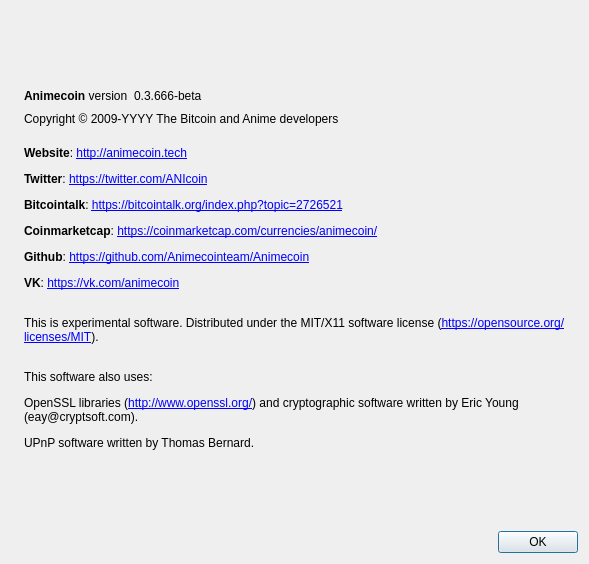
Above: src/qt/forms/aboutdialog.ui from Animecointeam/Animecoin before the change. Below: the same form after it.
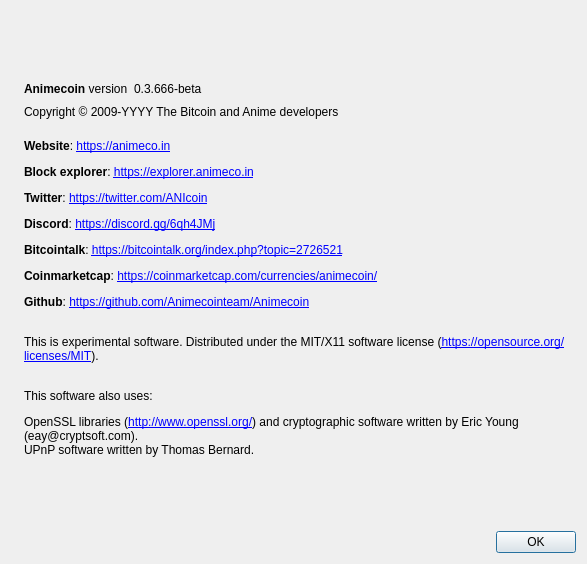
That is the form after the change. Icons and pictures are not drawn.

```diff
--- a/src/qt/forms/aboutdialog.ui
+++ b/src/qt/forms/aboutdialog.ui
@@ -6,7 +6,7 @@
    <rect>
     <x>0</x>
     <y>0</y>
-    <width>589</width>
+    <width>587</width>
     <height>564</height>
    </rect>
   </property>
@@ -125,7 +125,7 @@
         <cursorShape>IBeamCursor</cursorShape>
        </property>
        <property name="text">
-        <string>&lt;html&gt;&lt;head/&gt;&lt;body&gt;&lt;p&gt;&lt;span style=&quot; font-weight:600;&quot;&gt;&lt;br/&gt;Website&lt;/span&gt;: &lt;a href=&quot;http://animecoin.tech&quot;&gt;&lt;span style=&quot; text-decoration: underline; color:#0000ff;&quot;&gt;http://animecoin.tech&lt;/span&gt;&lt;/a&gt;&lt;/p&gt;&lt;p&gt;&lt;span style=&quot; font-weight:600;&quot;&gt;Twitter&lt;/span&gt;: &lt;a href=&quot;https://twitter.com/ANIcoin&quot;&gt;&lt;span style=&quot; text-decoration: underline; color:#0000ff;&quot;&gt;https://twitter.com/ANIcoin&lt;/span&gt;&lt;/a&gt;&lt;/p&gt;&lt;p&gt;&lt;span style=&quot; font-weight:600;&quot;&gt;Bitcointalk&lt;/span&gt;: &lt;a href=&quot;https://bitcointalk.org/index.php?topic=2726521&quot;&gt;&lt;span style=&quot; text-decoration: underline; color:#0000ff;&quot;&gt;https://bitcointalk.org/index.php?topic=2726521&lt;/span&gt;&lt;/a&gt;&lt;/p&gt;&lt;p&gt;&lt;span style=&quot; font-weight:600;&quot;&gt;Coinmarketcap&lt;/span&gt;: &lt;a href=&quot;https://coinmarketcap.com/currencies/animecoin/&quot;&gt;&lt;span style=&quot; text-decoration: underline; color:#0000ff;&quot;&gt;https://coinmarketcap.com/currencies/animecoin/&lt;/span&gt;&lt;/a&gt;&lt;/p&gt;&lt;p&gt;&lt;span style=&quot; font-weight:600;&quot;&gt;Github&lt;/span&gt;: &lt;a href=&quot;https://github.com/Animecointeam/Animecoin&quot;&gt;&lt;span style=&quot; text-decoration: underline; color:#0000ff;&quot;&gt;https://github.com/Animecointeam/Animecoin&lt;/span&gt;&lt;/a&gt;&lt;/p&gt;&lt;p&gt;&lt;span style=&quot; font-weight:600;&quot;&gt;VK&lt;/span&gt;: &lt;a href=&quot;https://vk.com/animecoin&quot;&gt;&lt;span style=&quot; text-decoration: underline; color:#0000ff;&quot;&gt;https://vk.com/animecoin&lt;br/&gt;&lt;/span&gt;&lt;/a&gt;&lt;/p&gt;&lt;p&gt;This is experimental software. Distributed under the MIT/X11 software license (&lt;a href=&quot;https://opensource.org/licenses/MIT&quot;&gt;&lt;span style=&quot; text-decoration: underline; color:#0000ff;&quot;&gt;https://opensource.org/licenses/MIT&lt;/span&gt;&lt;/a&gt;).&lt;br/&gt;&lt;/p&gt;&lt;p&gt;This software also uses:&lt;/p&gt;&lt;p&gt;OpenSSL libraries (&lt;a href=&quot;http://www.openssl.org/&quot;&gt;&lt;span style=&quot; text-decoration: underline; color:#0000ff;&quot;&gt;http://www.openssl.org/&lt;/span&gt;&lt;/a&gt;) and cryptographic software written by Eric Young (eay@cryptsoft.com).&lt;/p&gt;&lt;p&gt;UPnP software written by Thomas Bernard.&lt;/p&gt;&lt;/body&gt;&lt;/html&gt;</string>
+        <string>&lt;html&gt;&lt;head/&gt;&lt;body&gt;&lt;p&gt;&lt;span style=&quot; font-weight:600;&quot;&gt;&lt;br/&gt;Website&lt;/span&gt;: &lt;a href=&quot;https://animeco.in&quot;&gt;&lt;span style=&quot; text-decoration: underline; color:#0000ff;&quot;&gt;https://animeco.in&lt;/span&gt;&lt;/a&gt;&lt;/p&gt;&lt;p&gt;&lt;span style=&quot; font-weight:600;&quot;&gt;Block explorer&lt;/span&gt;: &lt;a href=&quot;https://explorer.animeco.in&quot;&gt;&lt;span style=&quot; text-decoration: underline; color:#0000ff;&quot;&gt;https://explorer.animeco.in&lt;/span&gt;&lt;/a&gt;&lt;/p&gt;&lt;p&gt;&lt;span style=&quot; font-weight:600;&quot;&gt;Twitter&lt;/span&gt;: &lt;a href=&quot;https://twitter.com/ANIcoin&quot;&gt;&lt;span style=&quot; text-decoration: underline; color:#0000ff;&quot;&gt;https://twitter.com/ANIcoin&lt;/span&gt;&lt;/a&gt;&lt;/p&gt;&lt;p&gt;&lt;span style=&quot; font-weight:600;&quot;&gt;Discord&lt;/span&gt;: &lt;a href=&quot;https://discord.gg/6qh4JMj&quot;&gt;&lt;span style=&quot; text-decoration: underline; color:#0000ff;&quot;&gt;https://discord.gg/6qh4JMj&lt;/span&gt;&lt;/a&gt;&lt;/p&gt;&lt;p&gt;&lt;span style=&quot; font-weight:600;&quot;&gt;Bitcointalk&lt;/span&gt;: &lt;a href=&quot;https://bitcointalk.org/index.php?topic=2726521&quot;&gt;&lt;span style=&quot; text-decoration: underline; color:#0000ff;&quot;&gt;https://bitcointalk.org/index.php?topic=2726521&lt;/span&gt;&lt;/a&gt;&lt;/p&gt;&lt;p&gt;&lt;span style=&quot; font-weight:600;&quot;&gt;Coinmarketcap&lt;/span&gt;: &lt;a href=&quot;https://coinmarketcap.com/currencies/animecoin/&quot;&gt;&lt;span style=&quot; text-decoration: underline; color:#0000ff;&quot;&gt;https://coinmarketcap.com/currencies/animecoin/&lt;/span&gt;&lt;/a&gt;&lt;/p&gt;&lt;p&gt;&lt;span style=&quot; font-weight:600;&quot;&gt;Github&lt;/span&gt;: &lt;a href=&quot;https://github.com/Animecointeam/Animecoin&quot;&gt;&lt;span style=&quot; text-decoration: underline; color:#0000ff;&quot;&gt;https://github.com/Animecointeam/Animecoin&lt;/span&gt;&lt;/a&gt;&lt;/p&gt;&lt;p&gt;&lt;br/&gt;This is experimental software. Distributed under the MIT/X11 software license (&lt;a href=&quot;https://opensource.org/licenses/MIT&quot;&gt;&lt;span style=&quot; text-decoration: underline; color:#0000ff;&quot;&gt;https://opensource.org/licenses/MIT&lt;/span&gt;&lt;/a&gt;).&lt;br/&gt;&lt;/p&gt;&lt;p&gt;This software also uses:&lt;/p&gt;&lt;p&gt;OpenSSL libraries (&lt;a href=&quot;http://www.openssl.org/&quot;&gt;&lt;span style=&quot; text-decoration: underline; color:#0000ff;&quot;&gt;http://www.openssl.org/&lt;/span&gt;&lt;/a&gt;) and cryptographic software written by Eric Young (eay@cryptsoft.com).&lt;br/&gt;UPnP software written by Thomas Bernard.&lt;/p&gt;&lt;/body&gt;&lt;/html&gt;</string>
        </property>
        <property name="scaledContents">
         <bool>false</bool>
```
